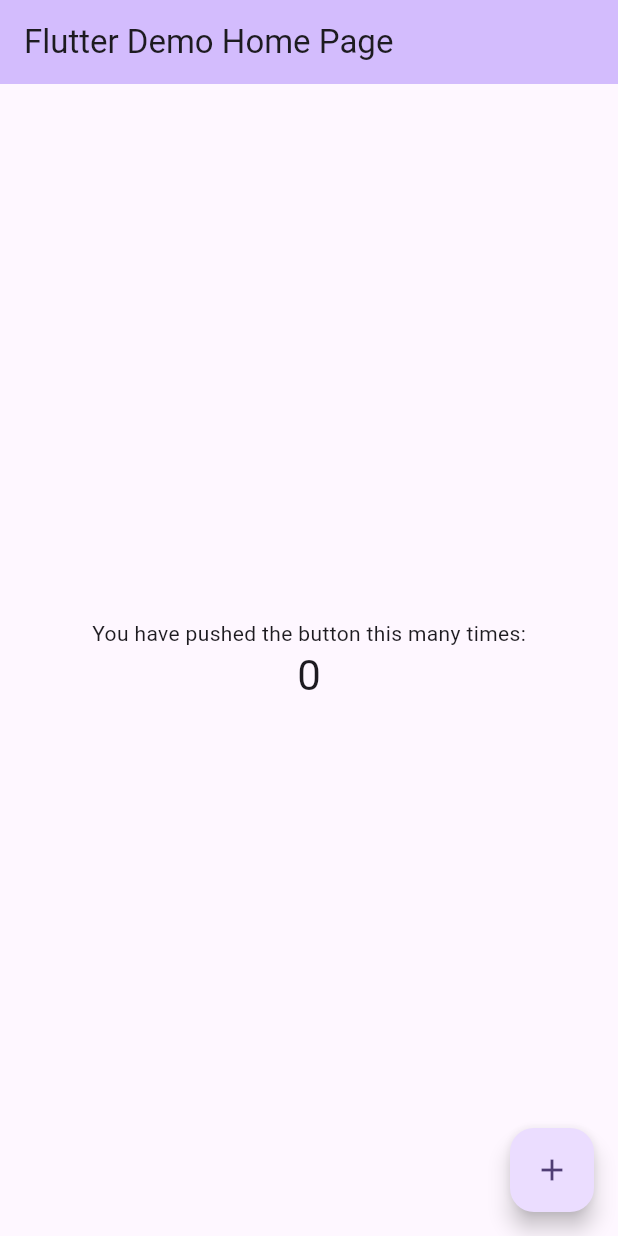
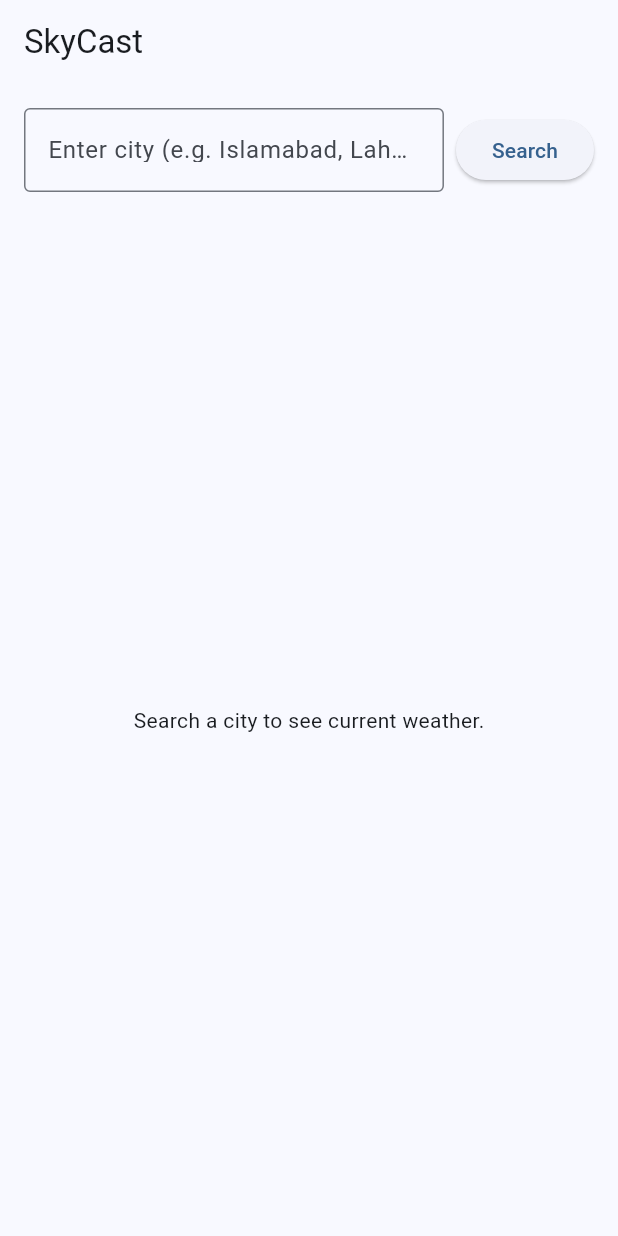
Before and after one commit to waqarahmad01a/skycast-flutter, a Flutter app: the screen it shows after launch, on a phone screen of 412 x 824 dp. Run offline on Flutter 3.47's test engine with Material 3 defaults, Android fonts, the phone set to English and light mode, and no system bars; our stand-ins replace dio, equatable, flutter_bloc.

Commit message:
Add SkyCast weather app with Clean Architecture and Cubit

```diff
--- /dev/null
+++ b/lib/core/constants/api_constants.dart
@@ -0,0 +1,4 @@
+class ApiConstants {
+  static const String openMeteoBaseUrl = 'https://api.open-meteo.com/v1';
+  static const String geocodingBaseUrl = 'https://geocoding-api.open-meteo.com/v1';
+}
--- /dev/null
+++ b/lib/core/error/failures.dart
@@ -0,0 +1,18 @@
+import 'package:equatable/equatable.dart';
+
+abstract class Failure extends Equatable {
+  final String message;
+
+  const Failure(this.message);
+
+  @override
+  List<Object?> get props => [message];
+}
+
+class ServerFailure extends Failure {
+  const ServerFailure(super.message);
+}
+
+class NetworkFailure extends Failure {
+  const NetworkFailure(super.message);
+}
--- /dev/null
+++ b/lib/features/weather/data/models/weather_model.dart
@@ -0,0 +1,23 @@
+import '../../domain/entities/weather_entity.dart';
+
+class WeatherModel extends WeatherEntity {
+  const WeatherModel({
+    required super.cityName,
+    required super.temperatureC,
+    required super.windSpeedKmh,
+    required super.weatherCode,
+  });
+
+  factory WeatherModel.fromOpenMeteoJson({
+    required String cityName,
+    required Map<String, dynamic> json,
+  }) {
+    final current = json['current'] as Map<String, dynamic>;
+    return WeatherModel(
+      cityName: cityName,
+      temperatureC: (current['temperature_2m'] as num).toDouble(),
+      windSpeedKmh: (current['wind_speed_10m'] as num).toDouble(),
+      weatherCode: (current['weather_code'] as num).toInt(),
+    );
+  }
+}
--- /dev/null
+++ b/lib/features/weather/domain/entities/weather_entity.dart
@@ -0,0 +1,18 @@
+import 'package:equatable/equatable.dart';
+
+class WeatherEntity extends Equatable {
+  final String cityName;
+  final double temperatureC;
+  final double windSpeedKmh;
+  final int weatherCode;
+
+  const WeatherEntity({
+    required this.cityName,
+    required this.temperatureC,
+    required this.windSpeedKmh,
+    required this.weatherCode,
+  });
+
+  @override
+  List<Object?> get props => [cityName, temperatureC, windSpeedKmh, weatherCode];
+}
--- /dev/null
+++ b/lib/features/weather/domain/repositories/weather_repository.dart
@@ -0,0 +1,6 @@
+import '../../../../core/error/failures.dart';
+import '../entities/weather_entity.dart';
+
+abstract class WeatherRepository {
+  Future<(Failure?, WeatherEntity?)> getWeatherByCity(String cityName);
+}
--- /dev/null
+++ b/lib/features/weather/domain/usecases/get_weather_by_city.dart
@@ -0,0 +1,13 @@
+import '../../../../core/error/failures.dart';
+import '../entities/weather_entity.dart';
+import '../repositories/weather_repository.dart';
+
+class GetWeatherByCity {
+  final WeatherRepository repository;
+
+  const GetWeatherByCity(this.repository);
+
+  Future<(Failure?, WeatherEntity?)> call(String cityName) {
+    return repository.getWeatherByCity(cityName);
+  }
+}
--- /dev/null
+++ b/lib/features/weather/presentation/cubit/weather_cubit.dart
@@ -0,0 +1,28 @@
+import 'package:flutter_bloc/flutter_bloc.dart';
+import '../../domain/usecases/get_weather_by_city.dart';
+import 'weather_state.dart';
+
+class WeatherCubit extends Cubit<WeatherState> {
+  final GetWeatherByCity getWeatherByCity;
+
+  WeatherCubit(this.getWeatherByCity) : super(const WeatherInitial());
+
+  Future<void> fetchWeather(String cityName) async {
+    final trimmed = cityName.trim();
+    if (trimmed.isEmpty) {
+      emit(const WeatherError('Please enter a city name'));
+      return;
+    }
+
+    emit(const WeatherLoading());
+    final (failure, weather) = await getWeatherByCity(trimmed);
+
+    if (failure != null) {
+      emit(WeatherError(failure.message));
+    } else if (weather != null) {
+      emit(WeatherLoaded(weather));
+    } else {
+      emit(const WeatherError('Unable to load weather'));
+    }
+  }
+}
--- /dev/null
+++ b/lib/features/weather/presentation/cubit/weather_state.dart
@@ -0,0 +1,35 @@
+import 'package:equatable/equatable.dart';
+import '../../domain/entities/weather_entity.dart';
+
+abstract class WeatherState extends Equatable {
+  const WeatherState();
+
+  @override
+  List<Object?> get props => [];
+}
+
+class WeatherInitial extends WeatherState {
+  const WeatherInitial();
+}
+
+class WeatherLoading extends WeatherState {
+  const WeatherLoading();
+}
+
+class WeatherLoaded extends WeatherState {
+  final WeatherEntity weather;
+
+  const WeatherLoaded(this.weather);
+
+  @override
+  List<Object?> get props => [weather];
+}
+
+class WeatherError extends WeatherState {
+  final String message;
+
+  const WeatherError(this.message);
+
+  @override
+  List<Object?> get props => [message];
+}
--- /dev/null
+++ b/lib/features/weather/presentation/screens/weather_home_screen.dart
@@ -0,0 +1,108 @@
+import 'package:flutter/material.dart';
+import 'package:flutter_bloc/flutter_bloc.dart';
+import '../cubit/weather_cubit.dart';
+import '../cubit/weather_state.dart';
+
+class WeatherHomeScreen extends StatefulWidget {
+  const WeatherHomeScreen({super.key});
+
+  @override
+  State<WeatherHomeScreen> createState() => _WeatherHomeScreenState();
+}
+
+class _WeatherHomeScreenState extends State<WeatherHomeScreen> {
+  final TextEditingController _cityController = TextEditingController();
+
+  @override
+  void dispose() {
+    _cityController.dispose();
+    super.dispose();
+  }
+
+  void _search() {
+    context.read<WeatherCubit>().fetchWeather(_cityController.text);
+  }
+
+  @override
+  Widget build(BuildContext context) {
+    return Scaffold(
+      appBar: AppBar(title: const Text('SkyCast')),
+      body: Padding(
+        padding: const EdgeInsets.all(16),
+        child: Column(
+          children: [
+            Row(
+              children: [
+                Expanded(
+                  child: TextField(
+                    controller: _cityController,
+                    textInputAction: TextInputAction.search,
+                    onSubmitted: (_) => _search(),
+                    decoration: const InputDecoration(
+                      labelText: 'Enter city (e.g. Islamabad, Lahore)',
+                      border: OutlineInputBorder(),
+                    ),
+                  ),
+                ),
+                const SizedBox(width: 8),
+                ElevatedButton(
+                  onPressed: _search,
+                  child: const Text('Search'),
+                ),
+              ],
+            ),
+            const SizedBox(height: 24),
+            Expanded(
+              child: BlocBuilder<WeatherCubit, WeatherState>(
+                builder: (context, state) {
+                  if (state is WeatherInitial) {
+                    return const Center(
+                      child: Text('Search a city to see current weather.'),
+                    );
+                  }
+                  if (state is WeatherLoading) {
+                    return const Center(child: CircularProgressIndicator());
+                  }
+                  if (state is WeatherError) {
+                    return Center(
+                      child: Text(
+                        state.message,
+                        style: const TextStyle(color: Colors.red),
+                      ),
+                    );
+                  }
+                  if (state is WeatherLoaded) {
+                    final w = state.weather;
+                    return Card(
+                      child: Padding(
+                        padding: const EdgeInsets.all(20),
+                        child: Column(
+                          mainAxisSize: MainAxisSize.min,
+                          children: [
+                            Text(
+                              w.cityName,
+                              style: Theme.of(context).textTheme.headlineMedium,
+                            ),
+                            const SizedBox(height: 8),
+                            Text(
+                              '${w.temperatureC.toStringAsFixed(1)} °C',
+                              style: Theme.of(context).textTheme.displaySmall,
+                            ),
+                            const SizedBox(height: 8),
+                            Text('Wind: ${w.windSpeedKmh.toStringAsFixed(1)} km/h'),
+                            Text('Weather Code: ${w.weatherCode}'),
+                          ],
+                        ),
+                      ),
+                    );
+                  }
+                  return const SizedBox.shrink();
+                },
+              ),
+            ),
+          ],
+        ),
+      ),
+    );
+  }
+}
--- a/lib/main.dart
+++ b/lib/main.dart
@@ -1,125 +1,39 @@
+import 'package:dio/dio.dart';
 import 'package:flutter/material.dart';
+import 'package:flutter_bloc/flutter_bloc.dart';
+import 'features/weather/data/datasources/weather_remote_datasource.dart';
+import 'features/weather/data/repositories/weather_repository_impl.dart';
+import 'features/weather/domain/usecases/get_weather_by_city.dart';
+import 'features/weather/presentation/cubit/weather_cubit.dart';
+import 'features/weather/presentation/screens/weather_home_screen.dart';
 
 void main() {
-  runApp(const MyApp());
+  final dio = Dio();
+  final dataSource = WeatherRemoteDataSourceImpl(dio);
+  final repository = WeatherRepositoryImpl(dataSource);
+  final getWeatherByCity = GetWeatherByCity(repository);
+
+  runApp(SkyCastApp(getWeatherByCity: getWeatherByCity));
 }
 
-class MyApp extends StatelessWidget {
-  const MyApp({super.key});
+class SkyCastApp extends StatelessWidget {
+  final GetWeatherByCity getWeatherByCity;
 
-  // This widget is the root of your application.
+  const SkyCastApp({super.key, required this.getWeatherByCity});
+
   @override
   Widget build(BuildContext context) {
     return MaterialApp(
-      title: 'Flutter Demo',
+      title: 'SkyCast',
+      debugShowCheckedModeBanner: false,
       theme: ThemeData(
-        // This is the theme of your application.
-        //
-        // TRY THIS: Try running your application with "flutter run". You'll see
-        // the application has a purple toolbar. Then, without quitting the app,
-        // try changing the seedColor in the colorScheme below to Colors.green
-        // and then invoke "hot reload" (save your changes or press the "hot
-        // reload" button in a Flutter-supported IDE, or press "r" if you used
-        // the command line to start the app).
-        //
-        // Notice that the counter didn't reset back to zero; the application
-        // state is not lost during the reload. To reset the state, use hot
-        // restart instead.
-        //
-        // This works for code too, not just values: Most code changes can be
-        // tested with just a hot reload.
-        colorScheme: ColorScheme.fromSeed(seedColor: Colors.deepPurple),
+        colorScheme: ColorScheme.fromSeed(seedColor: Colors.blue),
         useMaterial3: true,
       ),
-      home: const MyHomePage(title: 'Flutter Demo Home Page'),
+      home: BlocProvider(
+        create: (_) => WeatherCubit(getWeatherByCity),
+        child: const WeatherHomeScreen(),
+      ),
     );
   }
 }
-
-class MyHomePage extends StatefulWidget {
-  const MyHomePage({super.key, required this.title});
-
-  // This widget is the home page of your application. It is stateful, meaning
-  // that it has a State object (defined below) that contains fields that affect
-  // how it looks.
-
-  // This class is the configuration for the state. It holds the values (in this
-  // case the title) provided by the parent (in this case the App widget) and
-  // used by the build method of the State. Fields in a Widget subclass are
-  // always marked "final".
-
-  final String title;
-
-  @override
-  State<MyHomePage> createState() => _MyHomePageState();
-}
-
-class _MyHomePageState extends State<MyHomePage> {
-  int _counter = 0;
-
-  void _incrementCounter() {
-    setState(() {
-      // This call to setState tells the Flutter framework that something has
-      // changed in this State, which causes it to rerun the build method below
-      // so that the display can reflect the updated values. If we changed
-      // _counter without calling setState(), then the build method would not be
-      // called again, and so nothing would appear to happen.
-      _counter++;
-    });
-  }
-
-  @override
-  Widget build(BuildContext context) {
-    // This method is rerun every time setState is called, for instance as done
-    // by the _incrementCounter method above.
-    //
-    // The Flutter framework has been optimized to make rerunning build methods
-    // fast, so that you can just rebuild anything that needs updating rather
-    // than having to individually change instances of widgets.
-    return Scaffold(
-      appBar: AppBar(
-        // TRY THIS: Try changing the color here to a specific color (to
-        // Colors.amber, perhaps?) and trigger a hot reload to see the AppBar
-        // change color while the other colors stay the same.
-        backgroundColor: Theme.of(context).colorScheme.inversePrimary,
-        // Here we take the value from the MyHomePage object that was created by
-        // the App.build method, and use it to set our appbar title.
-        title: Text(widget.title),
-      ),
-      body: Center(
-        // Center is a layout widget. It takes a single child and positions it
-        // in the middle of the parent.
-        child: Column(
-          // Column is also a layout widget. It takes a list of children and
-          // arranges them vertically. By default, it sizes itself to fit its
-          // children horizontally, and tries to be as tall as its parent.
-          //
-          // Column has various properties to control how it sizes itself and
-          // how it positions its children. Here we use mainAxisAlignment to
-          // center the children vertically; the main axis here is the vertical
-          // axis because Columns are vertical (the cross axis would be
-          // horizontal).
-          //
-          // TRY THIS: Invoke "debug painting" (choose the "Toggle Debug Paint"
-          // action in the IDE, or press "p" in the console), to see the
-          // wireframe for each widget.
-          mainAxisAlignment: MainAxisAlignment.center,
-          children: <Widget>[
-            const Text(
-              'You have pushed the button this many times:',
-            ),
-            Text(
-              '$_counter',
-              style: Theme.of(context).textTheme.headlineMedium,
-            ),
-          ],
-        ),
-      ),
-      floatingActionButton: FloatingActionButton(
-        onPressed: _incrementCounter,
-        tooltip: 'Increment',
-        child: const Icon(Icons.add),
-      ), // This trailing comma makes auto-formatting nicer for build methods.
-    );
-  }
-}
--- a/pubspec.yaml
+++ b/pubspec.yaml
@@ -30,6 +30,9 @@ environment:
 dependencies:
   flutter:
     sdk: flutter
+  flutter_bloc: ^9.1.1
+  equatable: ^3.0.0
+  dio: ^5.11.1
 
 
   # The following adds the Cupertino Icons font to your application.
```
Also changed, not shown: lib/core/error/exceptions.dart (added, +9 -0 lines), lib/features/weather/data/datasources/weather_remote_datasource.dart (added, +61 -0 lines), lib/features/weather/data/repositories/weather_repository_impl.dart (added, +25 -0 lines), pubspec.lock, 1 other file.
